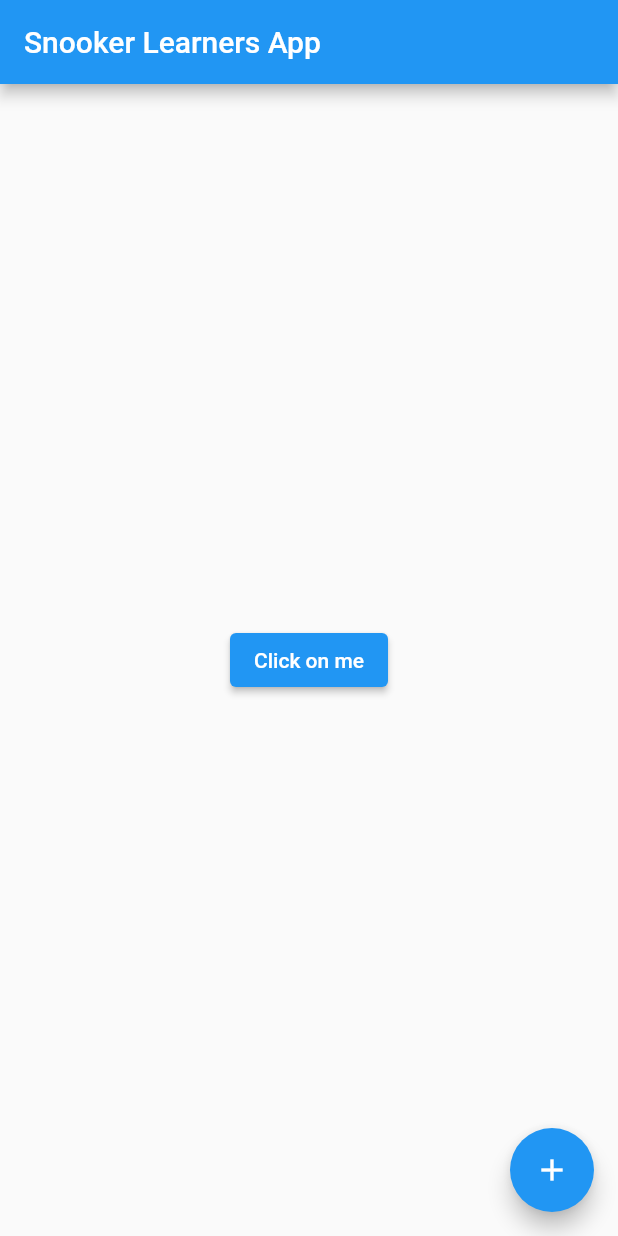
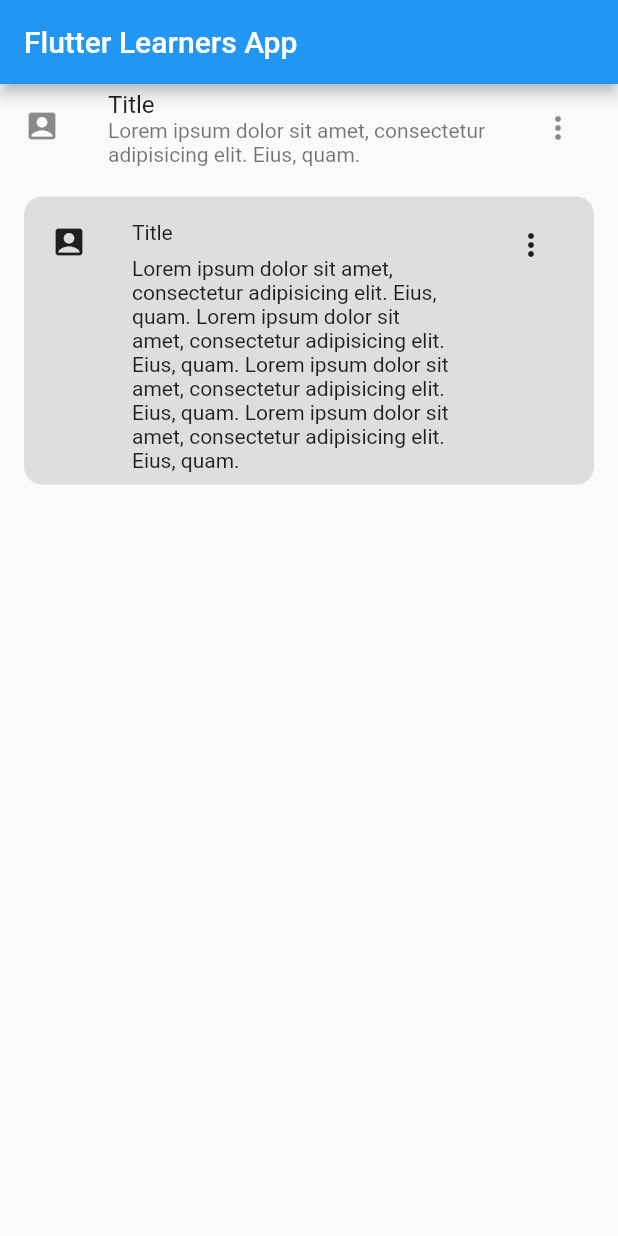
Before and after one commit to lesnitsky/flutter_learners_app, a Flutter app: the screen it shows after launch, on a phone screen of 412 x 824 dp. Run offline on Flutter 3.47's test engine with Material 2 defaults, Android fonts, the phone set to English and light mode, and no system bars.

Commit message:
implement ListTile

```diff
--- a/lib/pages/home.dart
+++ b/lib/pages/home.dart
@@ -1,27 +1,40 @@
 import 'package:flutter/material.dart';
+import 'package:flutter_learners_app/widgets/custom_list_tile.dart';
 
 class Home extends StatelessWidget {
   @override
   Widget build(BuildContext context) {
     return Scaffold(
       appBar: AppBar(
-        title: Text('Snooker Learners App'),
+        title: Text('Flutter Learners App'),
       ),
       body: Container(
-        child: Center(
-          child: ElevatedButton(
-            onPressed: () {
-              print('Elevated button was pressed');
-            },
-            child: Text('Click on me'),
-          ),
+        child: Column(
+          children: [
+            ListTile(
+              title: Text('Title'),
+              subtitle: Text(
+                'Lorem ipsum dolor sit amet, consectetur adipisicing elit. Eius, quam.',
+              ),
+              leading: Icon(Icons.account_box),
+              trailing: IconButton(
+                icon: Icon(Icons.more_vert),
+                onPressed: () {},
+              ),
+            ),
+            CustomListTile(
+              title: Text('Title'),
+              subtitle: Text(
+                'Lorem ipsum dolor sit amet, consectetur adipisicing elit. Eius, quam. Lorem ipsum dolor sit amet, consectetur adipisicing elit. Eius, quam. Lorem ipsum dolor sit amet, consectetur adipisicing elit. Eius, quam. Lorem ipsum dolor sit amet, consectetur adipisicing elit. Eius, quam.',
+              ),
+              leading: Icon(Icons.account_box),
+              trailing: IconButton(
+                icon: Icon(Icons.more_vert),
+                onPressed: () {},
+              ),
+            ),
+          ],
         ),
-      ),
-      floatingActionButton: FloatingActionButton(
-        child: Icon(Icons.add),
-        onPressed: () {
-          print('Floating action button was pressedd');
-        },
       ),
     );
   }
--- /dev/null
+++ b/lib/widgets/custom_list_tile.dart
@@ -0,0 +1,64 @@
+import 'package:flutter/widgets.dart';
+
+class CustomListTile extends StatelessWidget {
+  final Widget title;
+  final Widget subtitle;
+  final Widget leading;
+  final Widget trailing;
+
+  const CustomListTile({
+    Key key,
+    this.title,
+    this.subtitle,
+    this.leading,
+    this.trailing,
+  }) : super(key: key);
+
+  @override
+  Widget build(BuildContext context) {
+    return Padding(
+      padding: const EdgeInsets.all(16.0),
+      child: Container(
+        decoration: BoxDecoration(
+          color: Color(0xffdedede),
+          borderRadius: BorderRadius.circular(12.0),
+        ),
+        child: Row(
+          crossAxisAlignment: CrossAxisAlignment.start,
+          children: [
+            if (leading != null)
+              Padding(
+                padding: const EdgeInsets.all(18),
+                child: leading,
+              ),
+            Expanded(
+              flex: 4,
+              child: Padding(
+                padding:
+                    const EdgeInsets.symmetric(horizontal: 12, vertical: 8),
+                child: Column(
+                  crossAxisAlignment: CrossAxisAlignment.start,
+                  children: [
+                    Padding(
+                      padding: const EdgeInsets.symmetric(vertical: 8),
+                      child: title,
+                    ),
+                    subtitle,
+                  ],
+                ),
+              ),
+            ),
+            if (trailing != null)
+              Padding(
+                padding: const EdgeInsets.symmetric(
+                  vertical: 8,
+                  horizontal: 18,
+                ),
+                child: trailing,
+              ),
+          ],
+        ),
+      ),
+    );
+  }
+}
```
